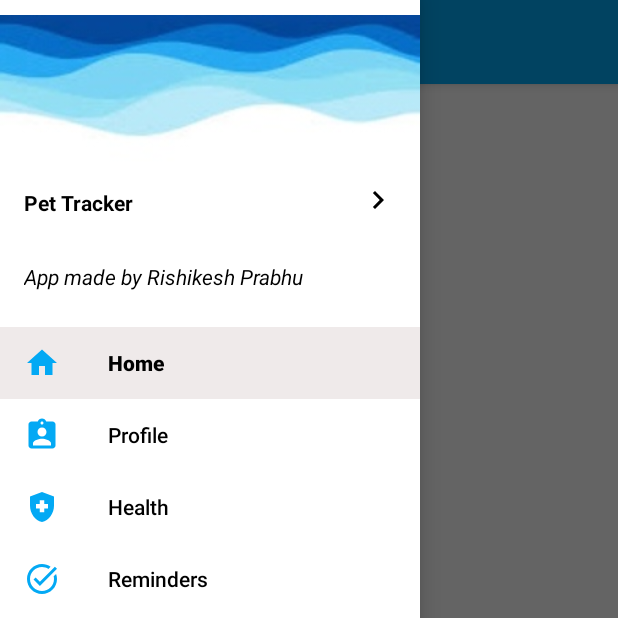
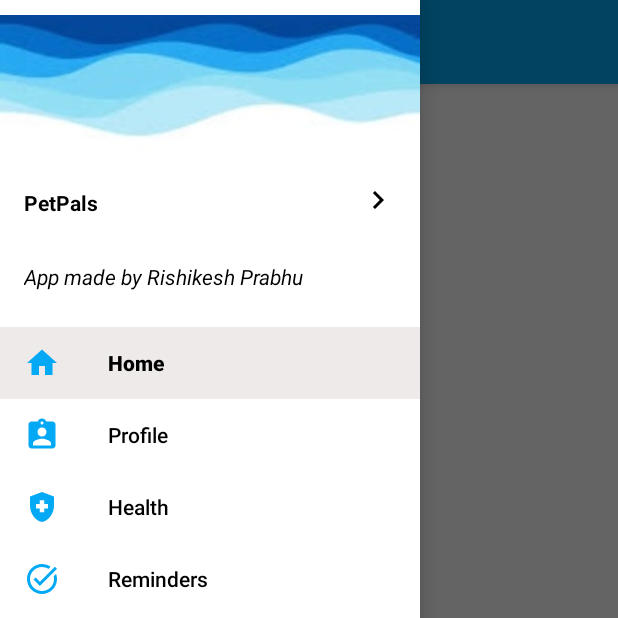
Before and after one commit to Rishikesh4089/PetPals, an Android app: the MainActivity screen opened directly, with no data from a screen before it, with the side drawer open, on a phone screen of 412 x 824 dp, the top half of it. Run offline under Robolectric (Android 15) with nearby library versions, the light colour scheme and no system bars.

Commit message:
New push
Signed-off-by: Rishikesh4089 <110054654+Rishikesh4089@users.noreply.github.com>

```diff
--- a/app/src/main/res/layout/nav_header.xml
+++ b/app/src/main/res/layout/nav_header.xml
@@ -23,7 +23,7 @@
             android:layout_weight="1"
             android:layout_marginTop="8dp"
             android:layout_marginBottom="12dp"
-            android:text="Pet Tracker"
+            android:text="PetPals"
             android:textColor="@color/material_dynamic_tertiary0"
             android:textStyle="bold" />
 
```
